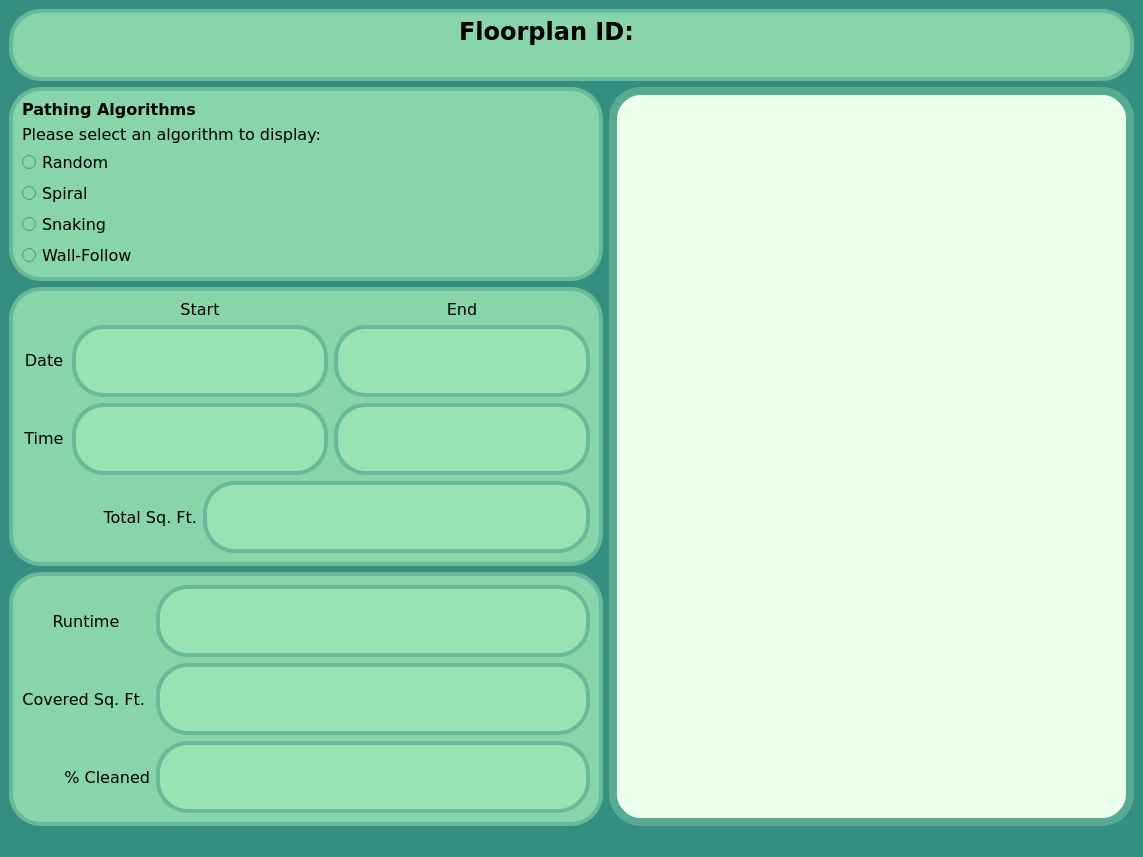
Before: the Qt Designer form reportwindow.ui in mdelaune/RoboSim, drawn with Qt 5.
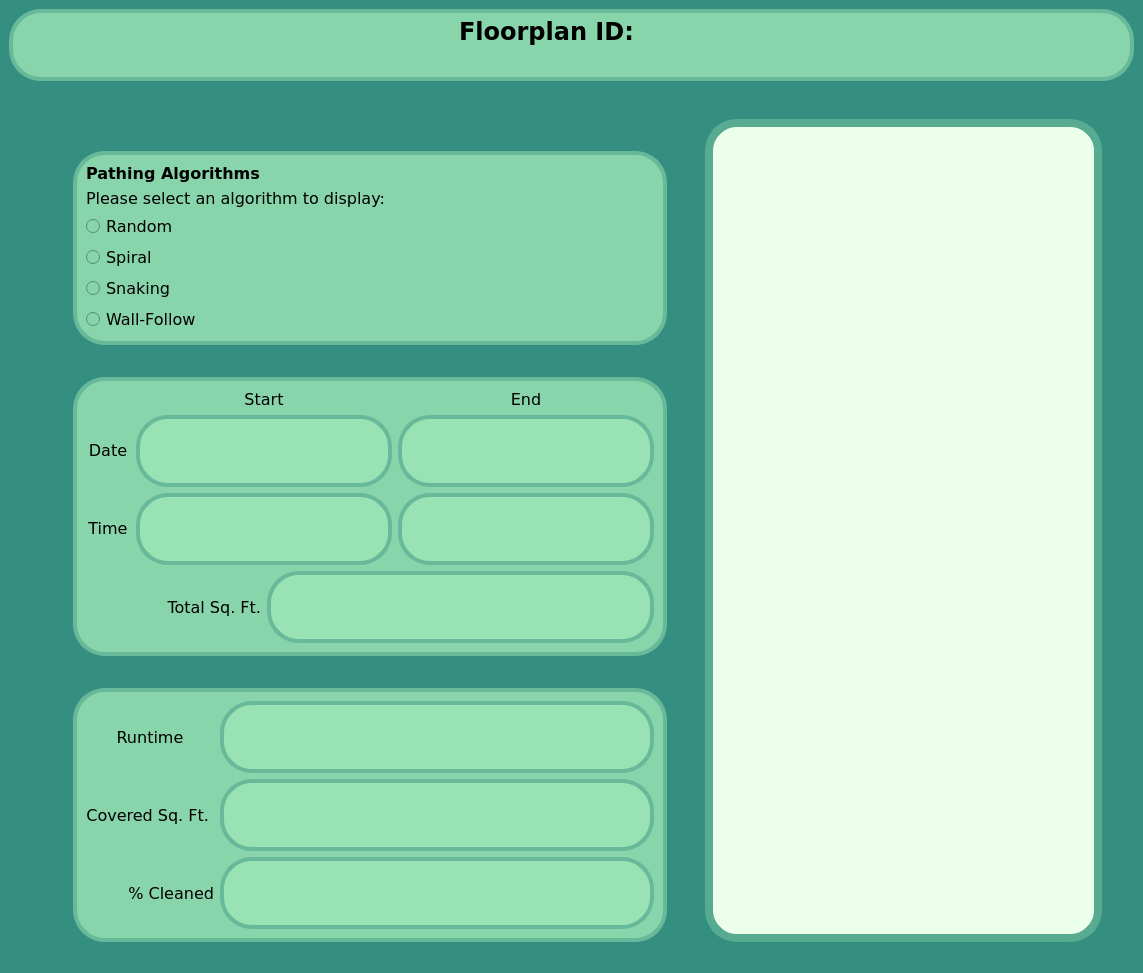
After: the same form once the commit is applied.

```diff
--- a/reportwindow.ui
+++ b/reportwindow.ui
@@ -7,7 +7,7 @@
     <x>0</x>
     <y>0</y>
     <width>1143</width>
-    <height>842</height>
+    <height>948</height>
    </rect>
   </property>
   <property name="font">
@@ -71,8 +71,29 @@
     </item>
     <item>
      <layout class="QHBoxLayout" name="horizontalLayout">
+      <property name="leftMargin">
+       <number>32</number>
+      </property>
+      <property name="topMargin">
+       <number>32</number>
+      </property>
+      <property name="rightMargin">
+       <number>32</number>
+      </property>
       <item>
        <layout class="QVBoxLayout" name="verticalLayout_2">
+        <property name="spacing">
+         <number>32</number>
+        </property>
+        <property name="leftMargin">
+         <number>32</number>
+        </property>
+        <property name="topMargin">
+         <number>32</number>
+        </property>
+        <property name="rightMargin">
+         <number>32</number>
+        </property>
         <item>
          <widget class="QFrame" name="frame">
           <property name="sizePolicy">
```
